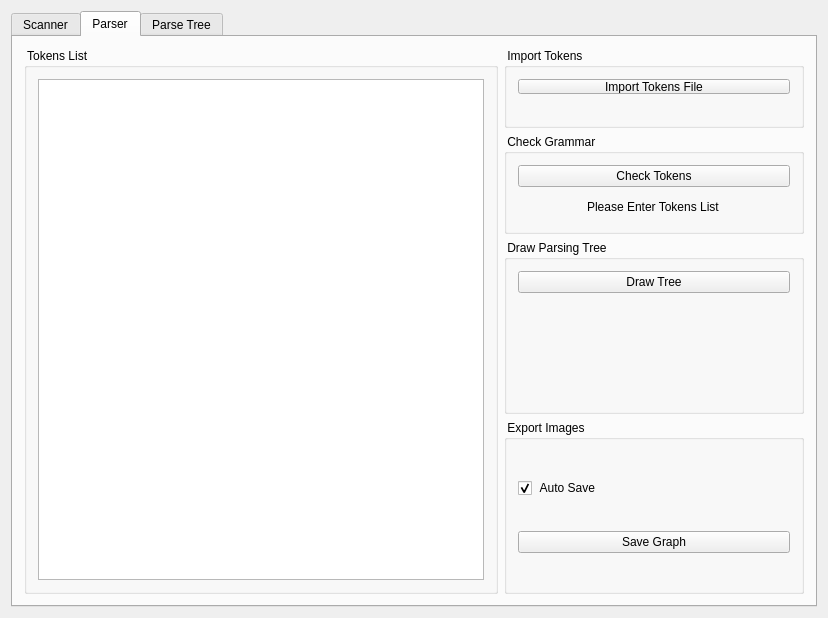
The window that Parser (Source Code)/mainwindow.ui (MohamedAhmed412000/Tiny-Parser-Implementation) describes before a commit, drawn with Qt 5.
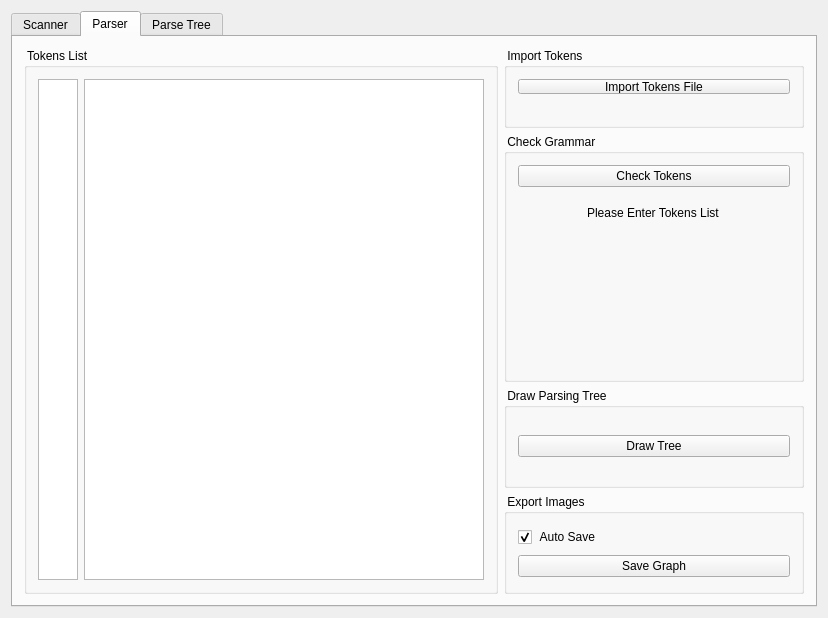
The same window after the commit. The open tabs and pages were chosen to show the change. Icons and pictures are not drawn.

```diff
--- a/Parser (Source Code)/mainwindow.ui
+++ b/Parser (Source Code)/mainwindow.ui
@@ -174,7 +174,7 @@
              <string> Tokens List </string>
             </property>
             <layout class="QGridLayout" name="gridLayout_4">
-             <item row="0" column="0">
+             <item row="0" column="1">
               <widget class="QTextEdit" name="TokensList2">
                <property name="minimumSize">
                 <size>
@@ -198,6 +198,36 @@
                </property>
               </widget>
              </item>
+             <item row="0" column="0">
+              <widget class="QTextEdit" name="Numbers">
+               <property name="maximumSize">
+                <size>
+                 <width>40</width>
+                 <height>16777215</height>
+                </size>
+               </property>
+               <property name="font">
+                <font>
+                 <pointsize>11</pointsize>
+                </font>
+               </property>
+               <property name="mouseTracking">
+                <bool>false</bool>
+               </property>
+               <property name="verticalScrollBarPolicy">
+                <enum>Qt::ScrollBarAlwaysOff</enum>
+               </property>
+               <property name="horizontalScrollBarPolicy">
+                <enum>Qt::ScrollBarAlwaysOff</enum>
+               </property>
+               <property name="sizeAdjustPolicy">
+                <enum>QAbstractScrollArea::AdjustToContents</enum>
+               </property>
+               <property name="readOnly">
+                <bool>true</bool>
+               </property>
+              </widget>
+             </item>
             </layout>
            </widget>
           </item>
@@ -243,7 +273,7 @@
               <property name="maximumSize">
                <size>
                 <width>16777215</width>
-                <height>100</height>
+                <height>16777215</height>
                </size>
               </property>
               <property name="title">
@@ -259,6 +289,12 @@
                </item>
                <item alignment="Qt::AlignHCenter">
                 <widget class="QLabel" name="checkLBL">
+                 <property name="maximumSize">
+                  <size>
+                   <width>16777215</width>
+                   <height>40</height>
+                  </size>
+                 </property>
                  <property name="styleSheet">
                   <string notr="true">font: 75 14pt \&quot;MS Shell Dlg 2\&quot;;</string>
                  </property>
@@ -267,11 +303,29 @@
                  </property>
                 </widget>
                </item>
+               <item alignment="Qt::AlignHCenter">
+                <widget class="QLabel" name="errors">
+                 <property name="font">
+                  <font>
+                   <pointsize>10</pointsize>
+                  </font>
+                 </property>
+                 <property name="text">
+                  <string/>
+                 </property>
+                </widget>
+               </item>
               </layout>
              </widget>
             </item>
             <item>
              <widget class="QGroupBox" name="groupBox_8">
+              <property name="maximumSize">
+               <size>
+                <width>16777215</width>
+                <height>100</height>
+               </size>
+              </property>
               <property name="title">
                <string> Draw Parsing Tree </string>
               </property>
@@ -283,13 +337,6 @@
                  </property>
                 </widget>
                </item>
-               <item>
-                <widget class="QLabel" name="label_2">
-                 <property name="text">
-                  <string/>
-                 </property>
-                </widget>
-               </item>
               </layout>
              </widget>
             </item>
@@ -298,7 +345,7 @@
               <property name="maximumSize">
                <size>
                 <width>16777215</width>
-                <height>16777215</height>
+                <height>100</height>
                </size>
               </property>
               <property name="title">
```
Left out of the diff: 3 changed lines with no effect on the pictures.
